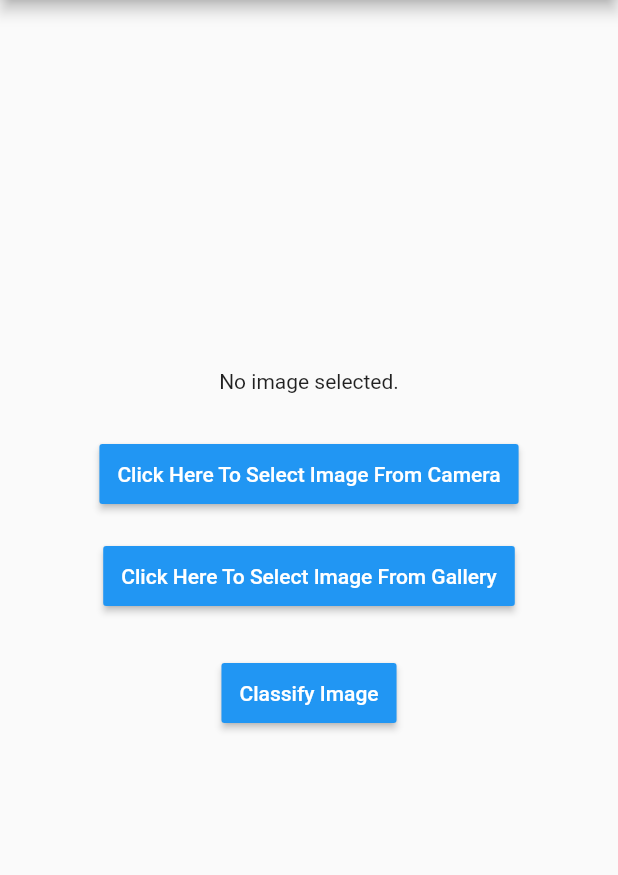
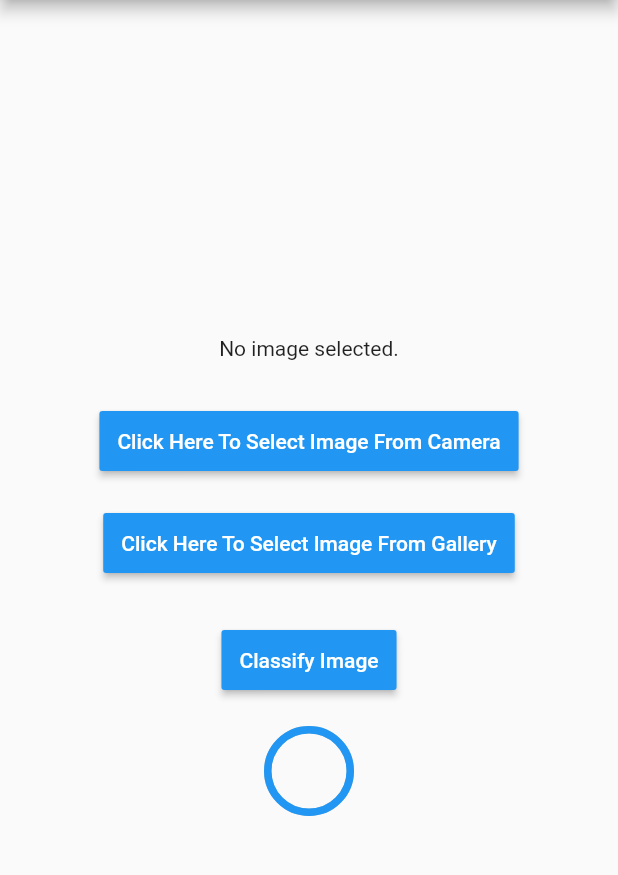
Before and after one commit to katungi/eyero, a Flutter app: the screen it shows after launch, after a tap on "Classify Image", on a phone screen of 412 x 824 dp, the part 84-959 px from its top. Run offline on Flutter 3.47's test engine with Material 2 defaults, Android fonts, the phone set to English and light mode, and no system bars; drawn by our look-alikes of percent_indicator; our stand-ins replace image_picker; missing offline and left inert: tflite.

Commit message:
added progress bar

```diff
--- a/lib/main.dart
+++ b/lib/main.dart
@@ -2,6 +2,7 @@ import 'package:flutter/material.dart';
 import 'package:image_picker/image_picker.dart';
 import 'dart:io';
 import 'package:tflite/tflite.dart';
+import 'package:percent_indicator/percent_indicator.dart';
 
 void main() => runApp(MyApp());
 
@@ -17,7 +18,9 @@ class MyApp extends StatelessWidget {
         body: Center(
           child: MyImagePicker(),
         ),
-    ));
+      ),
+      debugShowCheckedModeBanner: false,
+    );
   }
 }
 
@@ -95,7 +98,15 @@ class _MyImagePickerState extends State<MyImagePicker> {
                 color: Colors.blue,
                 padding: EdgeInsets.fromLTRB(12, 12, 12, 12),
               )),
-          result == null ? Text('Result') : Text(result)
+          result == null
+              ? Text('Result')
+              : CircularPercentIndicator(
+                  radius: 60.0,
+                  lineWidth: 5.0,
+                  percent: 1.0,
+                  center: new Text(result),
+                  progressColor: Colors.blue,
+                )
         ])));
   }
 }
--- a/pubspec.yaml
+++ b/pubspec.yaml
@@ -25,6 +25,7 @@ dependencies:
     sdk: flutter
   image_picker: ^0.6.7+22
   tflite: ^1.1.1
+  percent_indicator: "^2.1.7+2"
 
   # The following adds the Cupertino Icons font to your application.
   # Use with the CupertinoIcons class for iOS style icons.
```
Also changed, not shown: pubspec.lock, 1 other file. Lines whose indentation alone changed are shown as unchanged.
